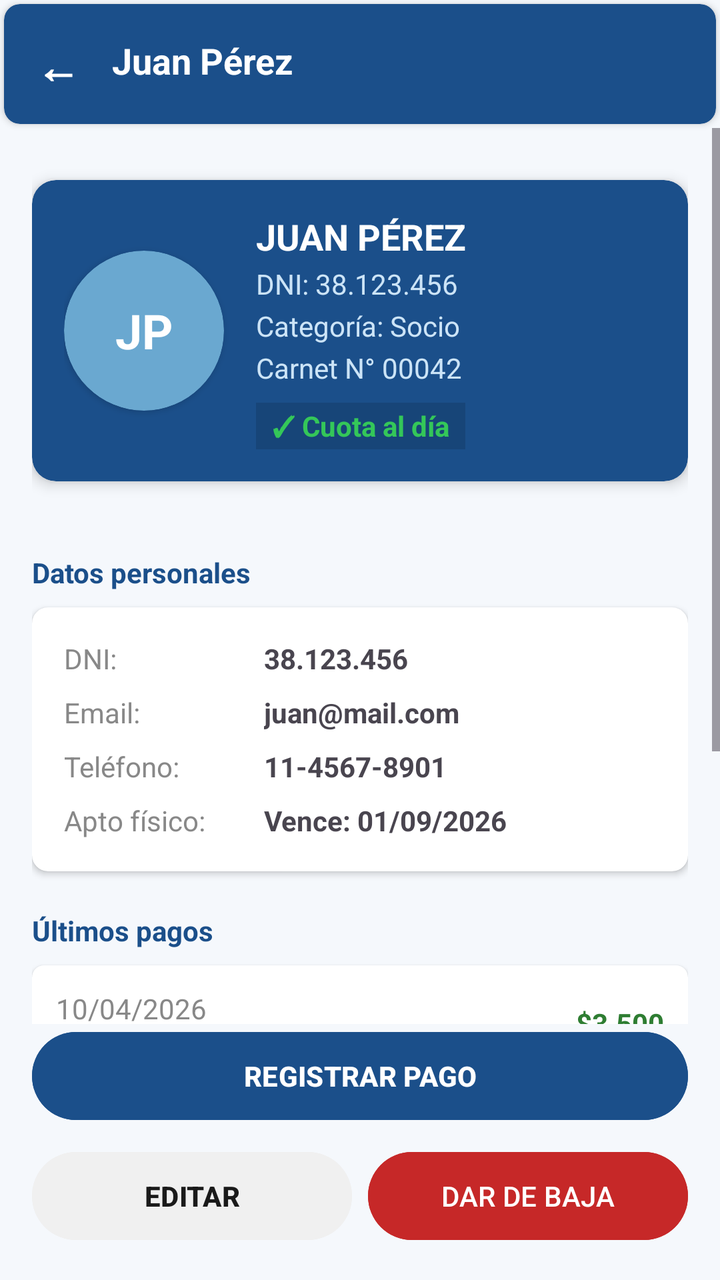
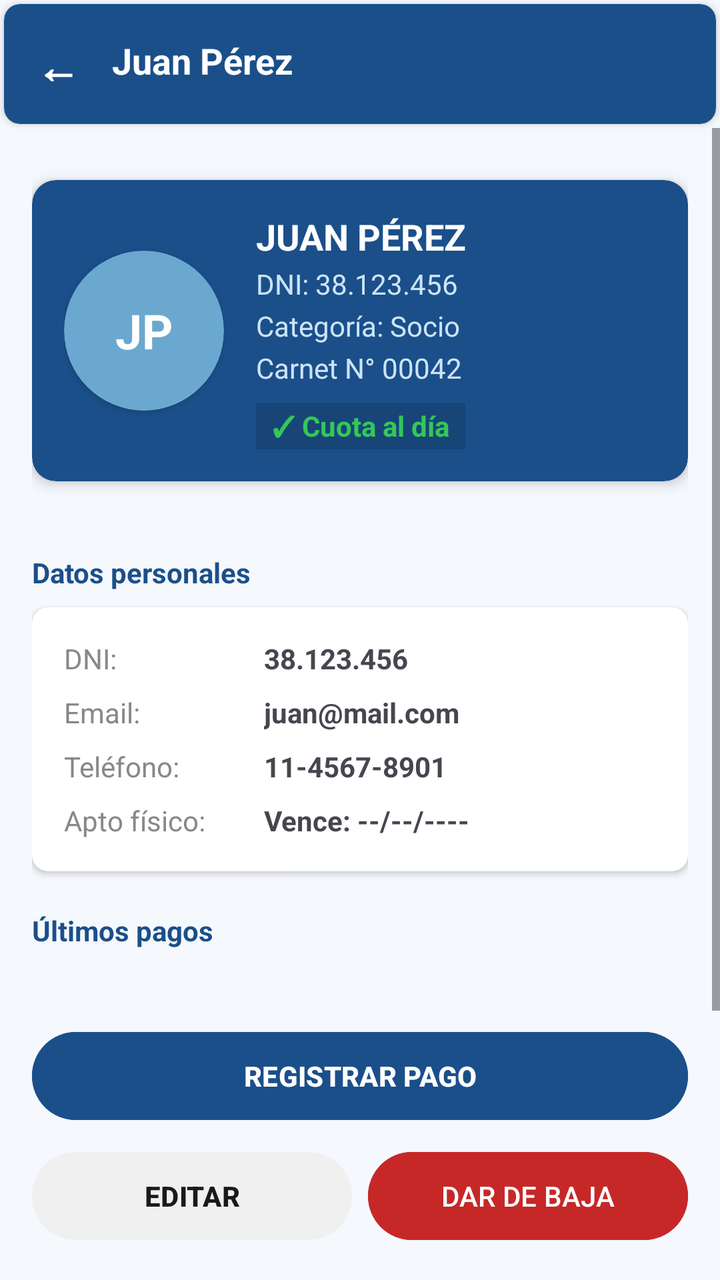

Before-and-after screenshots of an Android layout around one commit, followed by the original layout XML and the change that was made.
<!-- AndroidManifest.xml: application theme Theme.ClubDeportivo -->
<!-- res/layout/activity_detalle_socio.xml -->
<?xml version="1.0" encoding="utf-8"?>
<LinearLayout xmlns:android="http://schemas.android.com/apk/res/android"
    xmlns:app="http://schemas.android.com/apk/res-auto"
    android:layout_width="match_parent"
    android:layout_height="match_parent"
    android:orientation="vertical"
    android:background="@color/colorBackground">

    <androidx.cardview.widget.CardView
        android:layout_width="match_parent"
        android:layout_height="60dp"
        app:cardBackgroundColor="@color/colorPrimary"
        app:cardCornerRadius="8dp"
        android:layout_margin="2dp">

        <RelativeLayout
            android:layout_width="match_parent"
            android:layout_height="match_parent"
            android:padding="16dp">

            <TextView
                android:id="@+id/btnVolverDetalle"
                android:layout_width="wrap_content"
                android:layout_height="wrap_content"
                android:text="←"
                android:textColor="@color/white"
                android:textSize="22sp"
                android:textStyle="bold" />

            <TextView
                android:id="@+id/tvNombreTitulo"
                android:layout_width="wrap_content"
                android:layout_height="wrap_content"
                android:layout_toEndOf="@id/btnVolverDetalle"
                android:layout_marginStart="16dp"
                android:text="Juan Pérez"
                android:textColor="@color/white"
                android:textSize="18sp"
                android:textStyle="bold" />
        </RelativeLayout>
    </androidx.cardview.widget.CardView>

    <ScrollView
        android:layout_width="match_parent"
        android:layout_height="0dp"
        android:layout_weight="1">

        <LinearLayout
            android:layout_width="match_parent"
            android:layout_height="wrap_content"
            android:orientation="vertical"
            android:padding="16dp">

            <androidx.cardview.widget.CardView
                android:id="@+id/cardCarnet"
                android:layout_width="match_parent"
                android:layout_height="wrap_content"
                android:layout_marginTop="10dp"
                android:layout_marginBottom="16dp"
                app:cardCornerRadius="12dp"
                app:cardBackgroundColor="@color/colorPrimary"
                app:cardElevation="4dp">

                <LinearLayout
                    android:layout_width="match_parent"
                    android:layout_height="wrap_content"
                    android:orientation="horizontal"
                    android:padding="16dp">

                    <androidx.cardview.widget.CardView
                        android:layout_width="80dp"
                        android:layout_height="80dp"
                        android:layout_gravity="center_vertical"
                        app:cardCornerRadius="40dp"
                        app:cardBackgroundColor="@color/colorSecondary">
                        <TextView
                            android:id="@+id/tvAvatar"
                            android:layout_width="match_parent"
                            android:layout_height="match_parent"
                            android:gravity="center"
                            android:text="JP"
                            android:textColor="@color/white"
                            android:textSize="24sp"
                            android:textStyle="bold" />
                    </androidx.cardview.widget.CardView>

                    <LinearLayout
                        android:layout_width="0dp"
                        android:layout_height="wrap_content"
                        android:layout_weight="1"
                        android:orientation="vertical"
                        android:layout_marginStart="16dp">

                        <TextView
                            android:id="@+id/tvCarnetNombre"
                            android:layout_width="wrap_content"
                            android:layout_height="wrap_content"
                            android:text="JUAN PÉREZ"
                            android:textColor="@color/white"
                            android:textSize="18sp"
                            android:textStyle="bold" />

                        <TextView
                            android:id="@+id/tvCarnetDni"
                            android:layout_width="wrap_content"
                            android:layout_height="wrap_content"
                            android:text="DNI: 38.123.456"
                            android:textColor="@color/colorPrimaryLight"
                            android:textSize="14sp"
                            android:layout_marginTop="2dp" />

                        <TextView
                            android:id="@+id/tvCarnetCategoria"
                            android:layout_width="wrap_content"
                            android:layout_height="wrap_content"
                            android:text="Categoría: Socio"
                            android:textColor="@color/colorPrimaryLight"
                            android:textSize="14sp"
                            android:layout_marginTop="2dp" />

                        <TextView
                            android:id="@+id/tvNumCarnet"
                            android:layout_width="wrap_content"
                            android:layout_height="wrap_content"
                            android:text="Carnet N° 00042"
                            android:textColor="@color/colorPrimaryLight"
                            android:textSize="14sp"
                            android:layout_marginTop="2dp" />

                        <TextView
                            android:id="@+id/tvBadgeEstado"
                            android:layout_width="wrap_content"
                            android:layout_height="wrap_content"
                            android:layout_marginTop="8dp"
                            android:text="✓ Cuota al día"
                            android:textColor="@color/colorSuccess"
                            android:textStyle="bold"
                            android:textSize="14sp"
                            android:background="#22000000"
                            android:paddingHorizontal="8dp"
                            android:paddingVertical="2dp" />
                    </LinearLayout>
                </LinearLayout>
            </androidx.cardview.widget.CardView>

            <TextView
                android:layout_width="wrap_content"
                android:layout_height="wrap_content"
                android:layout_marginTop="20dp"
                android:text="Datos personales"
                android:textColor="@color/colorPrimary"
                android:textStyle="bold" />

            <androidx.cardview.widget.CardView
                android:layout_width="match_parent"
                android:layout_height="wrap_content"
                android:layout_marginTop="8dp"
                app:cardCornerRadius="8dp">
                <TableLayout
                    android:layout_width="match_parent"
                    android:layout_height="wrap_content"
                    android:padding="16dp">
                    <TableRow android:paddingBottom="8dp">
                        <TextView android:text="DNI:" android:textColor="@color/colorTextMuted" android:layout_width="100dp" />
                        <TextView android:id="@+id/tvDniDetalle" android:text="38.123.456" android:textStyle="bold" />
                    </TableRow>
                    <TableRow android:paddingBottom="8dp">
                        <TextView android:text="Email:" android:textColor="@color/colorTextMuted" />
                        <TextView android:id="@+id/tvEmailDetalle" android:text="juan@mail.com" android:textStyle="bold" />
                    </TableRow>
                    <TableRow android:paddingBottom="8dp">
                        <TextView android:text="Teléfono:" android:textColor="@color/colorTextMuted" />
                        <TextView android:id="@+id/tvTelefonoDetalle" android:text="11-4567-8901" android:textStyle="bold" />
                    </TableRow>
                    <TableRow>
                        <TextView android:text="Apto físico:" android:textColor="@color/colorTextMuted" />
                        <TextView android:text="Vence: 01/09/2026" android:textStyle="bold" />
                    </TableRow>
                </TableLayout>
            </androidx.cardview.widget.CardView>

            <TextView
                android:layout_width="wrap_content"
                android:layout_height="wrap_content"
                android:layout_marginTop="20dp"
                android:text="Últimos pagos"
                android:textColor="@color/colorPrimary"
                android:textStyle="bold" />

            <androidx.cardview.widget.CardView
                android:layout_width="match_parent"
                android:layout_height="wrap_content"
                android:layout_marginTop="8dp"
                app:cardCornerRadius="6dp">
                <RelativeLayout android:layout_width="match_parent" android:layout_height="wrap_content" android:padding="12dp">
                    <TextView android:id="@+id/txtF1" android:layout_width="wrap_content" android:layout_height="wrap_content" android:text="10/04/2026" android:textColor="@color/colorTextMuted" />
                    <TextView android:layout_below="@id/txtF1" android:layout_width="wrap_content" android:layout_height="wrap_content" android:text="Efectivo" android:textColor="@color/colorTextHint" android:textSize="11sp" />
                    <TextView android:layout_alignParentEnd="true" android:layout_centerVertical="true" android:layout_width="wrap_content" android:layout_height="wrap_content" android:text="$3.500" android:textColor="@color/colorStatusOk" android:textStyle="bold" />
                </RelativeLayout>
            </androidx.cardview.widget.CardView>

            <androidx.cardview.widget.CardView
                android:layout_width="match_parent"
                android:layout_height="wrap_content"
                android:layout_marginTop="8dp"
                app:cardCornerRadius="6dp">
                <RelativeLayout android:layout_width="match_parent" android:layout_height="wrap_content" android:padding="12dp">
                    <TextView android:id="@+id/txtF2" android:layout_width="wrap_content" android:layout_height="wrap_content" android:text="10/03/2026" android:textColor="@color/colorTextMuted" />
                    <TextView android:layout_below="@id/txtF2" android:layout_width="wrap_content" android:layout_height="wrap_content" android:text="Transferencia" android:textColor="@color/colorTextHint" android:textSize="11sp" />
                    <TextView android:layout_alignParentEnd="true" android:layout_centerVertical="true" android:layout_width="wrap_content" android:layout_height="wrap_content" android:text="$3.500" android:textColor="@color/colorStatusOk" android:textStyle="bold" />
                </RelativeLayout>
            </androidx.cardview.widget.CardView>

            <androidx.cardview.widget.CardView
                android:layout_width="match_parent"
                android:layout_height="wrap_content"
                android:layout_marginTop="8dp"
                android:layout_marginBottom="20dp"
                app:cardCornerRadius="6dp">
                <RelativeLayout android:layout_width="match_parent" android:layout_height="wrap_content" android:padding="12dp">
                    <TextView android:id="@+id/txtF3" android:layout_width="wrap_content" android:layout_height="wrap_content" android:text="10/02/2026" android:textColor="@color/colorTextMuted" />
                    <TextView android:layout_below="@id/txtF3" android:layout_width="wrap_content" android:layout_height="wrap_content" android:text="Efectivo" android:textColor="@color/colorTextHint" android:textSize="11sp" />
                    <TextView android:layout_alignParentEnd="true" android:layout_centerVertical="true" android:layout_width="wrap_content" android:layout_height="wrap_content" android:text="$3.200" android:textColor="@color/colorStatusOk" android:textStyle="bold" />
                </RelativeLayout>
            </androidx.cardview.widget.CardView>

        </LinearLayout>
    </ScrollView>

    <LinearLayout
        android:layout_width="match_parent"
        android:layout_height="wrap_content"
        android:orientation="vertical"
        android:paddingHorizontal="16dp"
        android:paddingBottom="16dp">

        <Button
            android:id="@+id/btnAccionPrincipal"
            android:layout_width="match_parent"
            android:layout_height="52dp"
            android:text="REGISTRAR PAGO"
            android:backgroundTint="@color/colorPrimary"
            android:textColor="@color/white"
            android:textStyle="bold"
            android:layout_marginBottom="8dp" />

        <LinearLayout
            android:layout_width="match_parent"
            android:layout_height="wrap_content"
            android:orientation="horizontal">

            <Button
                android:id="@+id/btnEditar"
                android:layout_width="0dp"
                android:layout_height="52dp"
                android:layout_weight="1"
                android:text="EDITAR"
                android:backgroundTint="@color/colorBackgroundGray"
                android:textColor="@color/colorTextPrimary"
                android:textStyle="bold"
                android:layout_marginEnd="4dp" />

            <Button
                android:id="@+id/btnDarDeBaja"
                android:layout_width="0dp"
                android:layout_height="52dp"
                android:layout_weight="1"
                android:text="DAR DE BAJA"
                android:backgroundTint="@color/colorError"
                android:textColor="@color/white"
                android:layout_marginStart="4dp" />
        </LinearLayout>
    </LinearLayout>

</LinearLayout>
<!-- resources referenced by this layout -->
<resources>
  <color name="colorBackground">#F5F8FC</color>
  <color name="colorBackgroundGray">#F0F0F0</color>
  <color name="colorError">#C62828</color>
  <color name="colorPrimary">#1B4F8A</color>
  <color name="colorPrimaryLight">#CCE4F7</color>
  <color name="colorSecondary">#6AA8D0</color>
  <color name="colorStatusOk">#2E7D32</color>
  <color name="colorSuccess">#34C759</color>
  <color name="colorTextHint">#9E9E9E</color>
  <color name="colorTextMuted">#888888</color>
  <color name="colorTextPrimary">#1A1A1A</color>
  <color name="white">#FFFFFFFF</color>
  <style name="Theme.ClubDeportivo" parent="Base.Theme.ClubDeportivo" />
  <style name="Base.Theme.ClubDeportivo" parent="Theme.Material3.DayNight.NoActionBar">
          
          
      </style>
</resources>

<!-- the commit's change to res/layout/activity_detalle_socio.xml (unified diff, before → after) -->
@@ -174,7 +174,7 @@
                     </TableRow>
                     <TableRow>
                         <TextView android:text="Apto físico:" android:textColor="@color/colorTextMuted" />
-                        <TextView android:text="Vence: 01/09/2026" android:textStyle="bold" />
+                        <TextView android:id="@+id/tvAptoFisico" android:text="Vence: --/--/----" android:textStyle="bold" />
                     </TableRow>
                 </TableLayout>
             </androidx.cardview.widget.CardView>
@@ -187,42 +187,13 @@
                 android:textColor="@color/colorPrimary"
                 android:textStyle="bold" />
 
-            <androidx.cardview.widget.CardView
+            <LinearLayout
+                android:id="@+id/containerPagos"
                 android:layout_width="match_parent"
                 android:layout_height="wrap_content"
+                android:orientation="vertical"
                 android:layout_marginTop="8dp"
-                app:cardCornerRadius="6dp">
-                <RelativeLayout android:layout_width="match_parent" android:layout_height="wrap_content" android:padding="12dp">
-                    <TextView android:id="@+id/txtF1" android:layout_width="wrap_content" android:layout_height="wrap_content" android:text="10/04/2026" android:textColor="@color/colorTextMuted" />
-                    <TextView android:layout_below="@id/txtF1" android:layout_width="wrap_content" android:layout_height="wrap_content" android:text="Efectivo" android:textColor="@color/colorTextHint" android:textSize="11sp" />
-                    <TextView android:layout_alignParentEnd="true" android:layout_centerVertical="true" android:layout_width="wrap_content" android:layout_height="wrap_content" android:text="$3.500" android:textColor="@color/colorStatusOk" android:textStyle="bold" />
-                </RelativeLayout>
-            </androidx.cardview.widget.CardView>
-
-            <androidx.cardview.widget.CardView
-                android:layout_width="match_parent"
-                android:layout_height="wrap_content"
-                android:layout_marginTop="8dp"
-                app:cardCornerRadius="6dp">
-                <RelativeLayout android:layout_width="match_parent" android:layout_height="wrap_content" android:padding="12dp">
-                    <TextView android:id="@+id/txtF2" android:layout_width="wrap_content" android:layout_height="wrap_content" android:text="10/03/2026" android:textColor="@color/colorTextMuted" />
-                    <TextView android:layout_below="@id/txtF2" android:layout_width="wrap_content" android:layout_height="wrap_content" android:text="Transferencia" android:textColor="@color/colorTextHint" android:textSize="11sp" />
-                    <TextView android:layout_alignParentEnd="true" android:layout_centerVertical="true" android:layout_width="wrap_content" android:layout_height="wrap_content" android:text="$3.500" android:textColor="@color/colorStatusOk" android:textStyle="bold" />
-                </RelativeLayout>
-            </androidx.cardview.widget.CardView>
-
-            <androidx.cardview.widget.CardView
-                android:layout_width="match_parent"
-                android:layout_height="wrap_content"
-                android:layout_marginTop="8dp"
-                android:layout_marginBottom="20dp"
-                app:cardCornerRadius="6dp">
-                <RelativeLayout android:layout_width="match_parent" android:layout_height="wrap_content" android:padding="12dp">
-                    <TextView android:id="@+id/txtF3" android:layout_width="wrap_content" android:layout_height="wrap_content" android:text="10/02/2026" android:textColor="@color/colorTextMuted" />
-                    <TextView android:layout_below="@id/txtF3" android:layout_width="wrap_content" android:layout_height="wrap_content" android:text="Efectivo" android:textColor="@color/colorTextHint" android:textSize="11sp" />
-                    <TextView android:layout_alignParentEnd="true" android:layout_centerVertical="true" android:layout_width="wrap_content" android:layout_height="wrap_content" android:text="$3.200" android:textColor="@color/colorStatusOk" android:textStyle="bold" />
-                </RelativeLayout>
-            </androidx.cardview.widget.CardView>
+                android:layout_marginBottom="20dp" />
 
         </LinearLayout>
     </ScrollView>
<!-- resource entries referenced after the edit -->
@@ -6,9 +6,7 @@
   <color name="colorPrimary">#1B4F8A</color>
   <color name="colorPrimaryLight">#CCE4F7</color>
   <color name="colorSecondary">#6AA8D0</color>
-  <color name="colorStatusOk">#2E7D32</color>
   <color name="colorSuccess">#34C759</color>
-  <color name="colorTextHint">#9E9E9E</color>
   <color name="colorTextMuted">#888888</color>
   <color name="colorTextPrimary">#1A1A1A</color>
   <color name="white">#FFFFFFFF</color>
